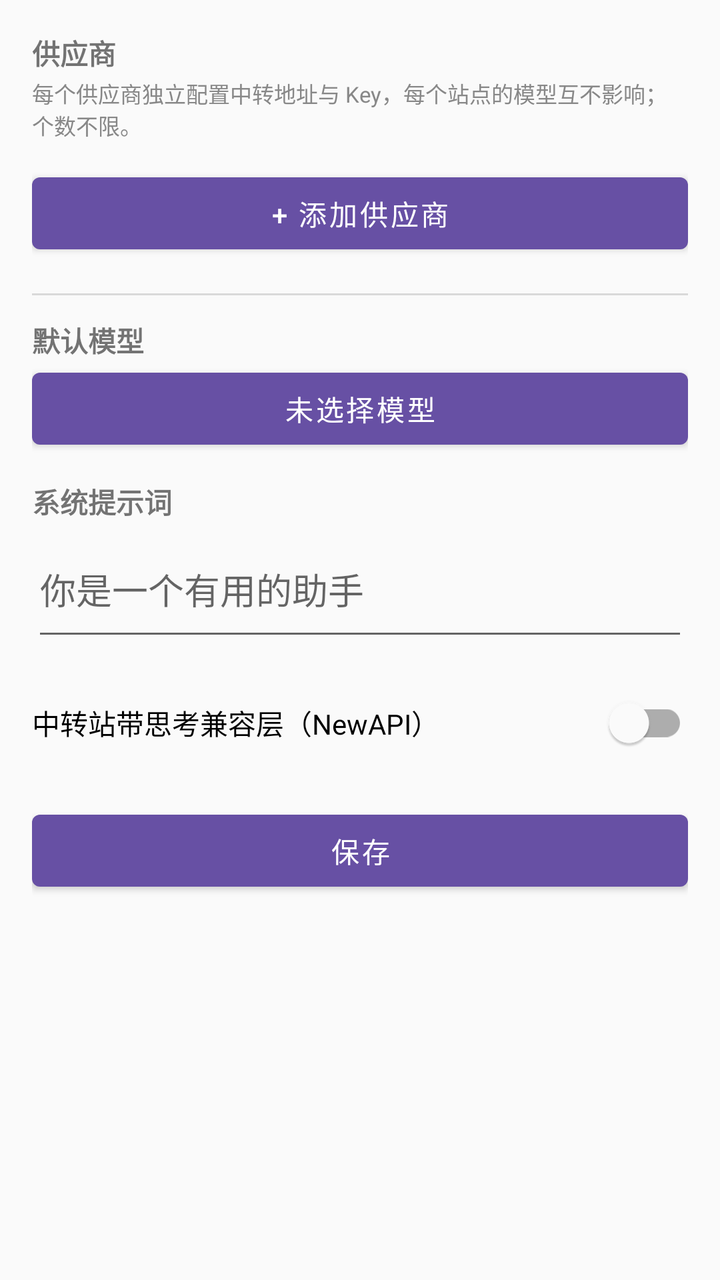
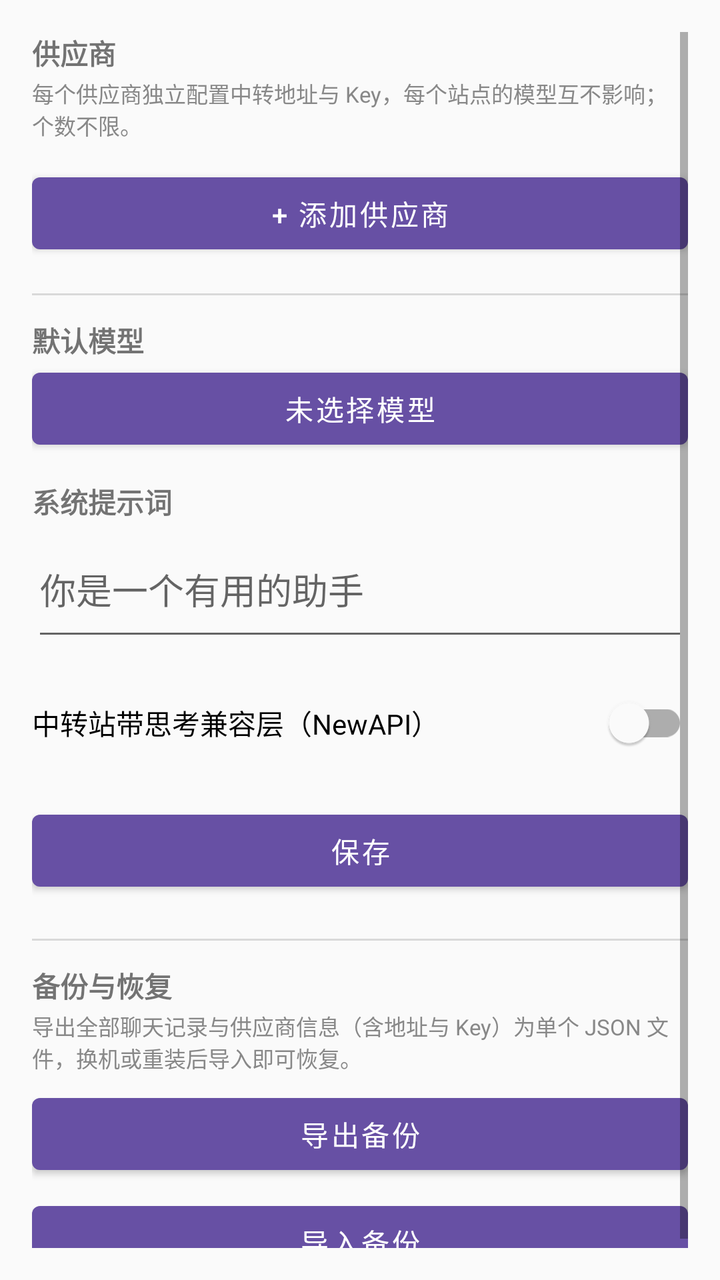

An Android layout rendered at two revisions. The XML below is the earlier revision; the diff shows what the commit changed to produce the second picture.
<!-- AndroidManifest.xml: application theme Theme.numAi5 -->
<!-- res/layout/activity_settings.xml -->
<?xml version="1.0" encoding="utf-8"?>
<ScrollView xmlns:android="http://schemas.android.com/apk/res/android"
    android:layout_width="match_parent"
    android:layout_height="match_parent"
    android:padding="16dp">

    <LinearLayout
        android:layout_width="match_parent"
        android:layout_height="wrap_content"
        android:orientation="vertical">

        <TextView
            android:layout_width="wrap_content"
            android:layout_height="wrap_content"
            android:text="@string/provider_list"
            android:textStyle="bold" />

        <TextView
            android:layout_width="match_parent"
            android:layout_height="wrap_content"
            android:layout_marginTop="2dp"
            android:text="@string/provider_hint"
            android:textColor="@color/text_meta"
            android:textSize="11sp" />

        <LinearLayout
            android:id="@+id/providerList"
            android:layout_width="match_parent"
            android:layout_height="wrap_content"
            android:layout_marginTop="6dp"
            android:orientation="vertical" />

        <Button
            android:id="@+id/btnAddProvider"
            android:layout_width="match_parent"
            android:layout_height="wrap_content"
            android:layout_marginTop="6dp"
            android:text="@string/add_provider" />

        <View
            android:layout_width="match_parent"
            android:layout_height="1dp"
            android:layout_marginTop="16dp"
            android:background="#22000000" />

        <TextView
            android:layout_width="wrap_content"
            android:layout_height="wrap_content"
            android:layout_marginTop="12dp"
            android:text="@string/default_model"
            android:textStyle="bold" />

        <Button
            android:id="@+id/btnDefaultModel"
            android:layout_width="match_parent"
            android:layout_height="wrap_content"
            android:text="@string/model_not_selected" />

        <TextView
            android:layout_width="wrap_content"
            android:layout_height="wrap_content"
            android:layout_marginTop="12dp"
            android:text="@string/system_prompt"
            android:textStyle="bold" />

        <EditText
            android:id="@+id/editSystemPrompt"
            android:layout_width="match_parent"
            android:layout_height="wrap_content"
            android:hint="@string/system_prompt_hint"
            android:inputType="textMultiLine"
            android:minLines="2" />

        <com.google.android.material.switchmaterial.SwitchMaterial
            android:id="@+id/switchNewapi"
            android:layout_width="match_parent"
            android:layout_height="wrap_content"
            android:layout_marginTop="12dp"
            android:text="@string/newapi_dialect" />

        <Button
            android:id="@+id/btnSave"
            android:layout_width="match_parent"
            android:layout_height="wrap_content"
            android:layout_marginTop="16dp"
            android:text="@string/save" />
    </LinearLayout>
</ScrollView>
<!-- resources referenced by this layout -->
<resources>
  <color name="text_meta">#FF888888</color>
  <string name="add_provider">+ 添加供应商</string>
  <string name="default_model">默认模型</string>
  <string name="model_not_selected">未选择模型</string>
  <string name="newapi_dialect">中转站带思考兼容层（NewAPI）</string>
  <string name="provider_hint">每个供应商独立配置中转地址与 Key，每个站点的模型互不影响；个数不限。</string>
  <string name="provider_list">供应商</string>
  <string name="save">保存</string>
  <string name="system_prompt">系统提示词</string>
  <string name="system_prompt_hint">你是一个有用的助手</string>
  <style name="Theme.numAi5" parent="Theme.MaterialComponents.Light.DarkActionBar">
          <item name="colorPrimary">@color/primary</item>
          <item name="colorPrimaryDark">@color/primary_dark</item>
          <item name="colorAccent">@color/accent</item>
          <item name="android:windowBackground">@color/bg_chat</item>
      </style>
  <color name="primary">#FF6750A4</color>
  <color name="primary_dark">#FF4F3C7C</color>
  <color name="accent">#FF03DAC6</color>
  <color name="bg_chat">#FFFAFAFA</color>
</resources>

<!-- the commit's change to res/layout/activity_settings.xml (unified diff, before → after) -->
@@ -84,5 +84,40 @@
             android:layout_height="wrap_content"
             android:layout_marginTop="16dp"
             android:text="@string/save" />
+
+        <View
+            android:layout_width="match_parent"
+            android:layout_height="1dp"
+            android:layout_marginTop="20dp"
+            android:background="#22000000" />
+
+        <TextView
+            android:layout_width="wrap_content"
+            android:layout_height="wrap_content"
+            android:layout_marginTop="12dp"
+            android:text="@string/backup_section"
+            android:textStyle="bold" />
+
+        <TextView
+            android:layout_width="match_parent"
+            android:layout_height="wrap_content"
+            android:layout_marginTop="2dp"
+            android:text="@string/backup_hint"
+            android:textColor="@color/text_meta"
+            android:textSize="11sp" />
+
+        <Button
+            android:id="@+id/btnExportBackup"
+            android:layout_width="match_parent"
+            android:layout_height="wrap_content"
+            android:layout_marginTop="6dp"
+            android:text="@string/export_backup" />
+
+        <Button
+            android:id="@+id/btnImportBackup"
+            android:layout_width="match_parent"
+            android:layout_height="wrap_content"
+            android:layout_marginTop="6dp"
+            android:text="@string/import_backup" />
     </LinearLayout>
 </ScrollView>
<!-- resource entries referenced after the edit -->
@@ -2,7 +2,11 @@
 <resources>
   <color name="text_meta">#FF888888</color>
   <string name="add_provider">+ 添加供应商</string>
+  <string name="backup_hint">导出全部聊天记录与供应商信息（含地址与 Key）为单个 JSON 文件，换机或重装后导入即可恢复。</string>
+  <string name="backup_section">备份与恢复</string>
   <string name="default_model">默认模型</string>
+  <string name="export_backup">导出备份</string>
+  <string name="import_backup">导入备份</string>
   <string name="model_not_selected">未选择模型</string>
   <string name="newapi_dialect">中转站带思考兼容层（NewAPI）</string>
   <string name="provider_hint">每个供应商独立配置中转地址与 Key，每个站点的模型互不影响；个数不限。</string>
